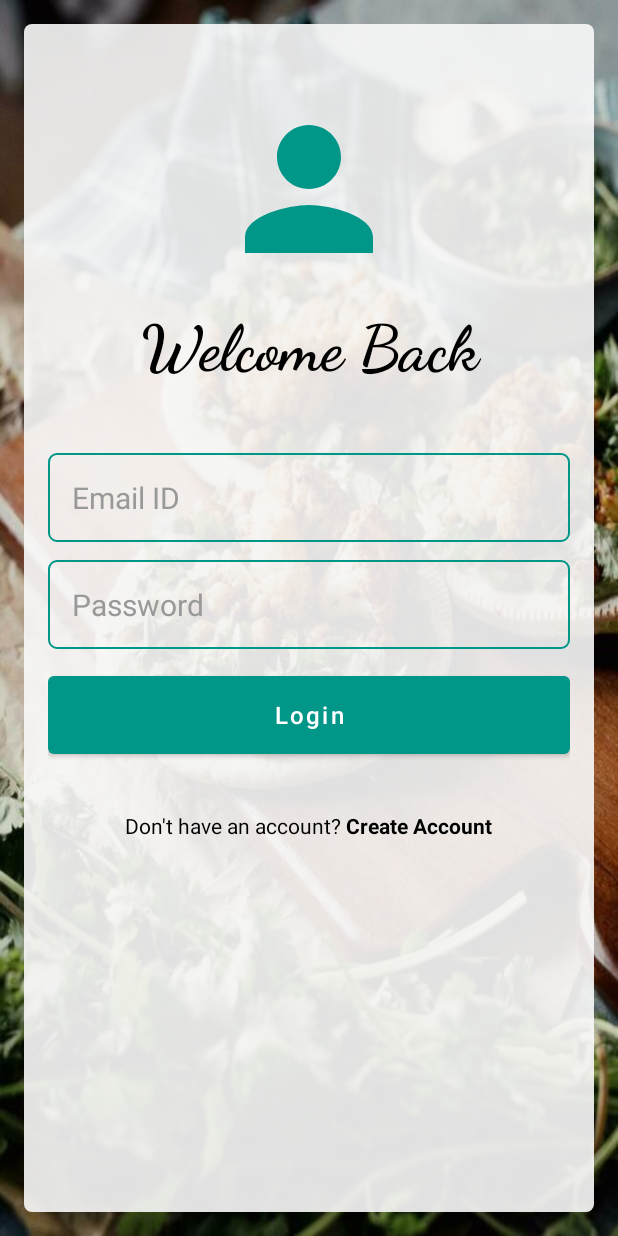
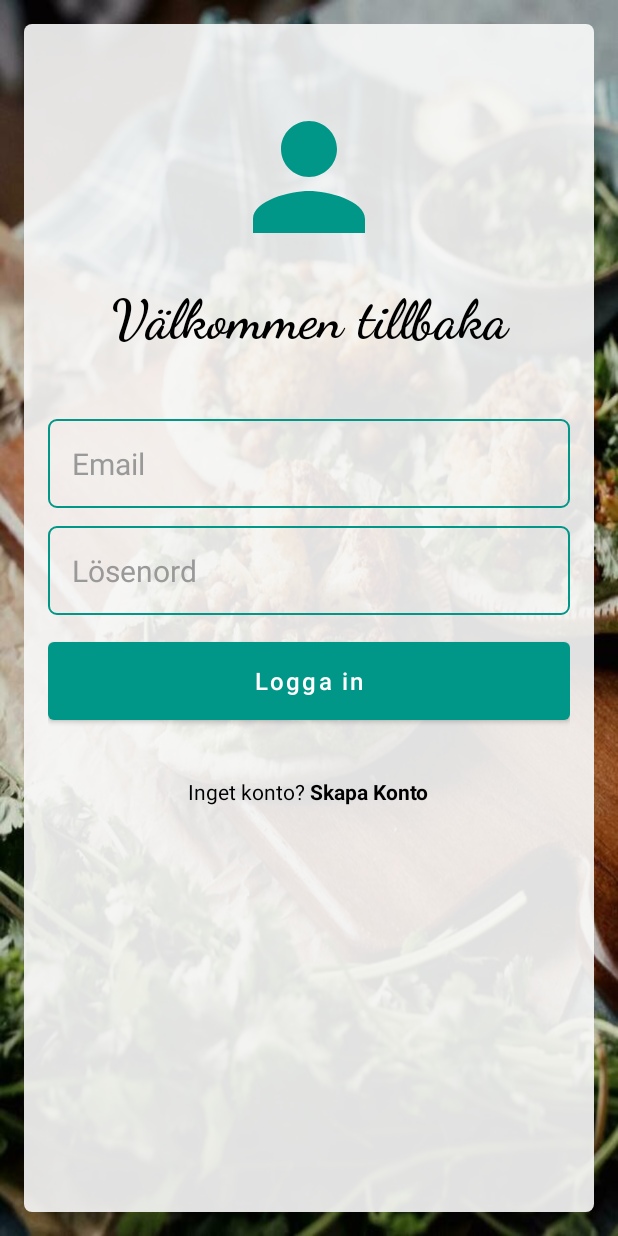
Before and after one commit to LuaySB/App, an Android app: the LoginActivity screen opened directly, with no data from a screen before it, on a phone screen of 412 x 824 dp. Run offline under Robolectric (Android 15) with nearby library versions, the phone set to English and light mode, and no system bars; our stand-ins replace Firebase (no records; nobody signed in at launch, a user with empty details on screens opened directly).

Commit message:
Appen nu helt på svenska

```diff
--- a/app/build.gradle
+++ b/app/build.gradle
@@ -30,6 +30,7 @@ android {
         sourceCompatibility JavaVersion.VERSION_1_8
         targetCompatibility JavaVersion.VERSION_1_8
     }
+    namespace 'com.example.app'
 }
 
 dependencies {
--- a/app/src/main/AndroidManifest.xml
+++ b/app/src/main/AndroidManifest.xml
@@ -1,7 +1,6 @@
 <?xml version="1.0" encoding="utf-8"?>
 <manifest xmlns:android="http://schemas.android.com/apk/res/android"
-    xmlns:tools="http://schemas.android.com/tools"
-    package="com.example.app">
+    xmlns:tools="http://schemas.android.com/tools">
 
     <uses-permission android:name="android.permission.INTERNET" />
 
--- a/app/src/main/res/layout/activity_login.xml
+++ b/app/src/main/res/layout/activity_login.xml
@@ -15,8 +15,8 @@
         android:paddingHorizontal="16dp">
 
         <ImageView
-            android:layout_width="128dp"
-            android:layout_height="128dp"
+            android:layout_width="112dp"
+            android:layout_height="112dp"
             android:id="@+id/login_icon"
             android:layout_centerHorizontal="true"
             android:layout_marginTop="46dp"
@@ -33,11 +33,11 @@
             <TextView
                 android:layout_width="match_parent"
                 android:layout_height="wrap_content"
-                android:text="Welcome Back"
+                android:text="Välkommen tillbaka"
                 android:textAlignment="center"
                 android:fontFamily="cursive"
                 android:textColor="@color/black"
-                android:textSize="42sp"
+                android:textSize="36sp"
                 android:textStyle="bold" />
 
         </LinearLayout>
@@ -55,7 +55,7 @@
                 android:layout_height="wrap_content"
                 android:id="@+id/email_edit_text"
                 android:inputType="textEmailAddress"
-                android:hint="Email ID"
+                android:hint="Email"
                 android:textColorHint="@color/gray"
                 android:textSize="20sp"
                 android:textColor="@color/black"
@@ -68,7 +68,7 @@
                 android:layout_height="wrap_content"
                 android:id="@+id/password_edit_text"
                 android:inputType="textPassword"
-                android:hint="Password"
+                android:hint="Lösenord"
                 android:textColorHint="@color/gray"
                 android:textColor="@color/black"
                 android:textSize="20sp"
@@ -80,7 +80,7 @@
                 android:layout_width="match_parent"
                 android:layout_height="64dp"
                 android:id="@+id/login_btn"
-                android:text="Login"
+                android:text="Logga in"
                 android:textAllCaps="false"
                 android:layout_marginTop="12dp"
                 android:textSize="16sp"/>
@@ -105,14 +105,14 @@
             <TextView
                 android:layout_width="wrap_content"
                 android:layout_height="wrap_content"
-                android:text="Don't have an account? "
+                android:text="Inget konto? "
                 android:textColor="@color/black" />
 
             <TextView
                 android:layout_width="wrap_content"
                 android:layout_height="wrap_content"
                 android:id="@+id/create_account_text_view_btn"
-                android:text="Create Account"
+                android:text="Skapa Konto"
                 android:textColor="@color/black"
                 android:textStyle="bold" />
 
--- a/app/src/main/res/layout/activity_products.xml
+++ b/app/src/main/res/layout/activity_products.xml
@@ -7,12 +7,12 @@
     tools:context=".ProductsActivity">
 
     <TextView
-        android:id="@+id/text_view_store"
+        android:id="@+id/products_title"
         android:layout_width="match_parent"
         android:layout_height="wrap_content"
         android:background="@color/my_primary"
         android:padding="16dp"
-        android:text="Store"
+        android:text="Produkter"
         android:textColor="@color/white"
         android:textSize="30sp"
         android:fontFamily="cursive"
@@ -27,6 +27,6 @@
         android:id="@+id/recyclerView"
         app:layout_constraintEnd_toEndOf="parent"
         app:layout_constraintStart_toStartOf="parent"
-        app:layout_constraintTop_toBottomOf="@+id/text_view_store" />
+        app:layout_constraintTop_toBottomOf="@+id/products_title" />
 
 </androidx.constraintlayout.widget.ConstraintLayout>
--- a/app/src/main/res/layout/fragment_category.xml
+++ b/app/src/main/res/layout/fragment_category.xml
@@ -41,7 +41,7 @@
 
         <ScrollView
             android:layout_width="match_parent"
-            android:layout_height="match_parent"
+            android:layout_height="wrap_content"
             android:scrollbars="none">
 
             <LinearLayout
--- a/app/src/main/res/layout/fragment_home.xml
+++ b/app/src/main/res/layout/fragment_home.xml
@@ -82,7 +82,7 @@
                     android:layout_gravity="center"
                     android:fontFamily="cursive"
                     android:padding="32dp"
-                    android:text="Denna app är designad för dig som vill se vilka erbjudande som finns i dina butiker lokalti Karlstad. Du kan klicka på ikonerna i meny-baren under och börja leta erbjudanden!"
+                    android:text="Denna app är designad för dig som vill se vilka erbjudande som finns i dina butiker lokalt i Karlstad. Du kan klicka på ikonerna i meny-baren under och börja leta erbjudanden!"
                     android:textAlignment="center"
                     android:textSize="24sp" />
 
--- a/app/src/main/res/layout/grocery_list.xml
+++ b/app/src/main/res/layout/grocery_list.xml
@@ -17,7 +17,7 @@
             android:layout_width="wrap_content"
             android:layout_height="wrap_content"
             android:id="@+id/page_title"
-            android:text="Notes"
+            android:text="Inköpslista"
             android:textSize="32sp"
             android:textColor="@color/white"
             android:textStyle="bold"
--- a/build.gradle
+++ b/build.gradle
@@ -4,8 +4,8 @@ buildscript {
     }
 }// Top-level build file where you can add configuration options common to all sub-projects/modules.
 plugins {
-    id 'com.android.application' version '7.3.0' apply false
-    id 'com.android.library' version '7.3.0' apply false
+    id 'com.android.application' version '7.3.1' apply false
+    id 'com.android.library' version '7.3.1' apply false
 }
 
 task clean(type: Delete) {
```
Also changed, not shown: app/src/main/res/layout/activity_create_account.xml (+4 -4 lines), app/src/main/res/layout/activity_questions.xml (+51 -16 lines).
